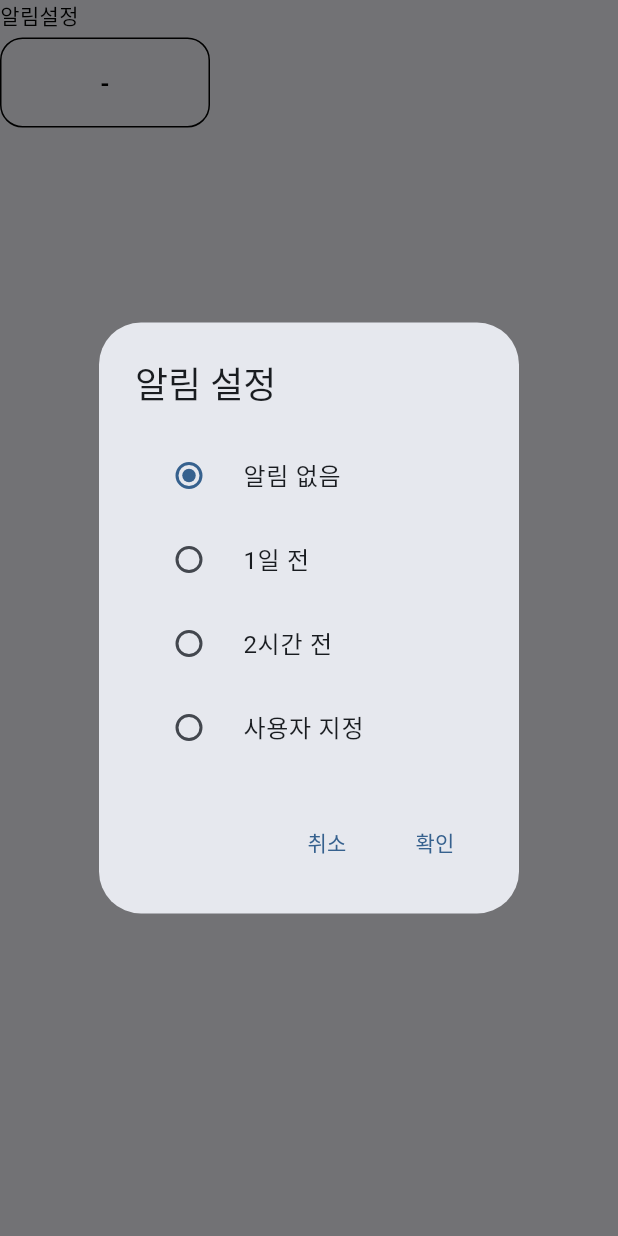
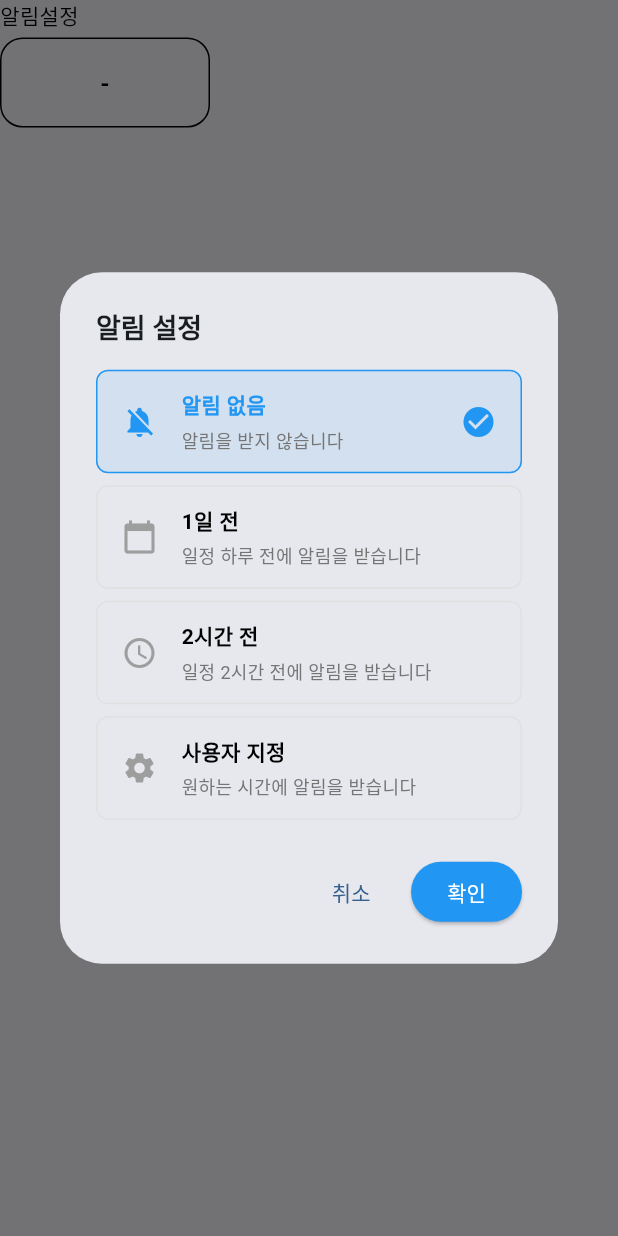
Before and after one commit to woodool/scheduleapp, a Flutter app: the NotificationSettingBox widget shown alone on an empty page, opened directly, after a tap on an icon or button, on a phone screen of 412 x 824 dp. Run offline on Flutter 3.47's test engine with Material 3 defaults, Android fonts, the phone set to English and light mode, and no system bars.

Commit message:
알림설정2

```diff
--- a/schedule/lib/features/schedule/presentation/widgets/notification_setting_box.dart
+++ b/schedule/lib/features/schedule/presentation/widgets/notification_setting_box.dart
@@ -42,60 +42,82 @@ class NotificationSettingBox extends StatelessWidget {
       context: context,
       builder: (context) {
         return AlertDialog(
-          title: const Text('알림 설정'),
+          title: const Text(
+            '알림 설정',
+            style: TextStyle(
+              fontSize: 18,
+              fontWeight: FontWeight.bold,
+            ),
+          ),
           content: StatefulBuilder(
             builder: (context, setState) {
-              return Column(
+              return Container(
+                width: double.maxFinite,
+                child: Column(
                   mainAxisSize: MainAxisSize.min,
                   children: [
-                  RadioListTile<NotificationType>(
-                    title: const Text('알림 없음'),
-                    value: NotificationType.none,
-                    groupValue: tempType,
-                    onChanged: (value) {
-                      setState(() {
-                        tempType = value!;
-                      });
-                    },
+                    _buildNotificationOption(
+                      context,
+                      setState,
+                      NotificationType.none,
+                      '알림 없음',
+                      '알림을 받지 않습니다',
+                      Icons.notifications_off,
+                      tempType,
+                      (value) => tempType = value,
                     ),
-                  RadioListTile<NotificationType>(
-                    title: const Text('1일 전'),
-                    value: NotificationType.dayBefore,
-                    groupValue: tempType,
-                    onChanged: (value) {
-                      setState(() {
-                        tempType = value!;
-                      });
-                    },
+                    const SizedBox(height: 8),
+                    _buildNotificationOption(
+                      context,
+                      setState,
+                      NotificationType.dayBefore,
+                      '1일 전',
+                      '일정 하루 전에 알림을 받습니다',
+                      Icons.calendar_today,
+                      tempType,
+                      (value) => tempType = value,
                     ),
-                  RadioListTile<NotificationType>(
-                    title: const Text('2시간 전'),
-                    value: NotificationType.hoursBefore,
-                    groupValue: tempType,
-                    onChanged: (value) {
-                      setState(() {
-                        tempType = value!;
-                      });
-                    },
+                    const SizedBox(height: 8),
+                    _buildNotificationOption(
+                      context,
+                      setState,
+                      NotificationType.hoursBefore,
+                      '2시간 전',
+                      '일정 2시간 전에 알림을 받습니다',
+                      Icons.access_time,
+                      tempType,
+                      (value) => tempType = value,
                     ),
-                  RadioListTile<NotificationType>(
-                    title: const Text('사용자 지정'),
-                    value: NotificationType.custom,
-                    groupValue: tempType,
-                    onChanged: (value) {
-                      setState(() {
-                        tempType = value!;
-                      });
-                    },
+                    const SizedBox(height: 8),
+                    _buildNotificationOption(
+                      context,
+                      setState,
+                      NotificationType.custom,
+                      '사용자 지정',
+                      '원하는 시간에 알림을 받습니다',
+                      Icons.settings,
+                      tempType,
+                      (value) => tempType = value,
                     ),
                     if (tempType == NotificationType.custom)
-                    Padding(
-                      padding: const EdgeInsets.only(left: 16.0),
+                      Container(
+                        margin: const EdgeInsets.only(top: 16, left: 16),
+                        padding: const EdgeInsets.all(12),
+                        decoration: BoxDecoration(
+                          color: Colors.grey[100],
+                          borderRadius: BorderRadius.circular(8),
+                        ),
                         child: Row(
                           children: [
-                          const Text('알림 시간: '),
+                            const Text(
+                              '알림 시간: ',
+                              style: TextStyle(
+                                fontWeight: FontWeight.w500,
+                              ),
+                            ),
                             DropdownButton<int>(
                               value: tempValue,
+                              underline: Container(),
                               items: List.generate(7, (index) => index + 1)
                                   .map((days) => DropdownMenuItem<int>(
                                         value: days,
@@ -112,6 +134,7 @@ class NotificationSettingBox extends StatelessWidget {
                         ),
                       ),
                   ],
+                ),
               );
             },
           ),
@@ -122,7 +145,7 @@ class NotificationSettingBox extends StatelessWidget {
               },
               child: const Text('취소'),
             ),
-            TextButton(
+            ElevatedButton(
               onPressed: () {
                 onTypeChanged?.call(tempType);
                 if (tempType == NotificationType.custom) {
@@ -130,11 +153,84 @@ class NotificationSettingBox extends StatelessWidget {
                 }
                 Navigator.of(context).pop();
               },
+              style: ElevatedButton.styleFrom(
+                backgroundColor: Colors.blue,
+                foregroundColor: Colors.white,
+              ),
               child: const Text('확인'),
             ),
           ],
         );
       },
+    );
+  }
+
+  Widget _buildNotificationOption(
+    BuildContext context,
+    StateSetter setState,
+    NotificationType type,
+    String title,
+    String subtitle,
+    IconData icon,
+    NotificationType selectedType,
+    Function(NotificationType) onChanged,
+  ) {
+    final isSelected = selectedType == type;
+
+    return InkWell(
+      onTap: () {
+        setState(() {
+          onChanged(type);
+        });
+      },
+      child: Container(
+        padding: const EdgeInsets.symmetric(horizontal: 16, vertical: 12),
+        decoration: BoxDecoration(
+          color: isSelected ? Colors.blue.withOpacity(0.1) : Colors.transparent,
+          border: Border.all(
+            color: isSelected ? Colors.blue : Colors.grey.shade300,
+            width: 1,
+          ),
+          borderRadius: BorderRadius.circular(8),
+        ),
+        child: Row(
+          children: [
+            Icon(
+              icon,
+              color: isSelected ? Colors.blue : Colors.grey,
+              size: 24,
+            ),
+            const SizedBox(width: 16),
+            Expanded(
+              child: Column(
+                crossAxisAlignment: CrossAxisAlignment.start,
+                children: [
+                  Text(
+                    title,
+                    style: TextStyle(
+                      fontWeight: FontWeight.bold,
+                      color: isSelected ? Colors.blue : Colors.black,
+                    ),
+                  ),
+                  const SizedBox(height: 4),
+                  Text(
+                    subtitle,
+                    style: TextStyle(
+                      fontSize: 12,
+                      color: Colors.grey[600],
+                    ),
+                  ),
+                ],
+              ),
+            ),
+            if (isSelected)
+              const Icon(
+                Icons.check_circle,
+                color: Colors.blue,
+              ),
+          ],
+        ),
+      ),
     );
   }
 
```
Lines whose indentation alone changed are shown as unchanged.
